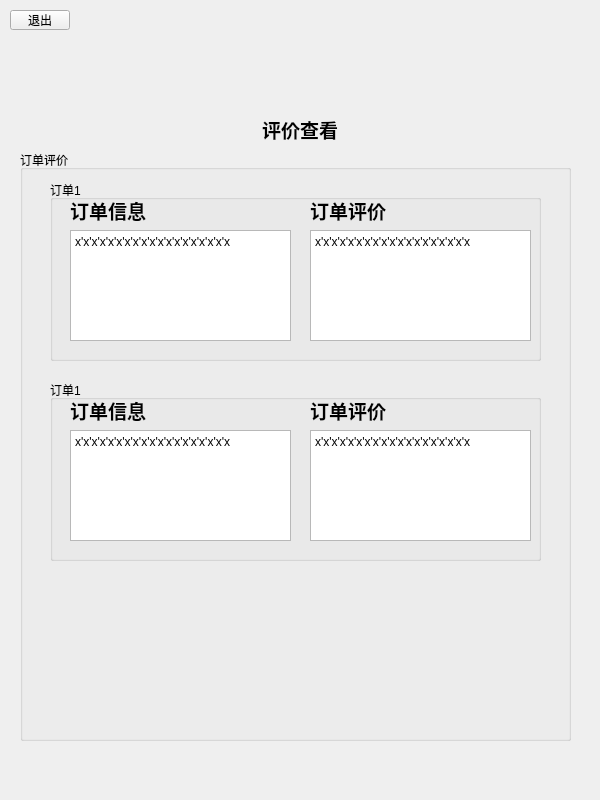
Before: the Qt Designer form rider/order_review.ui in chichuxwx/Food-delivery-platform, drawn with Qt 5.
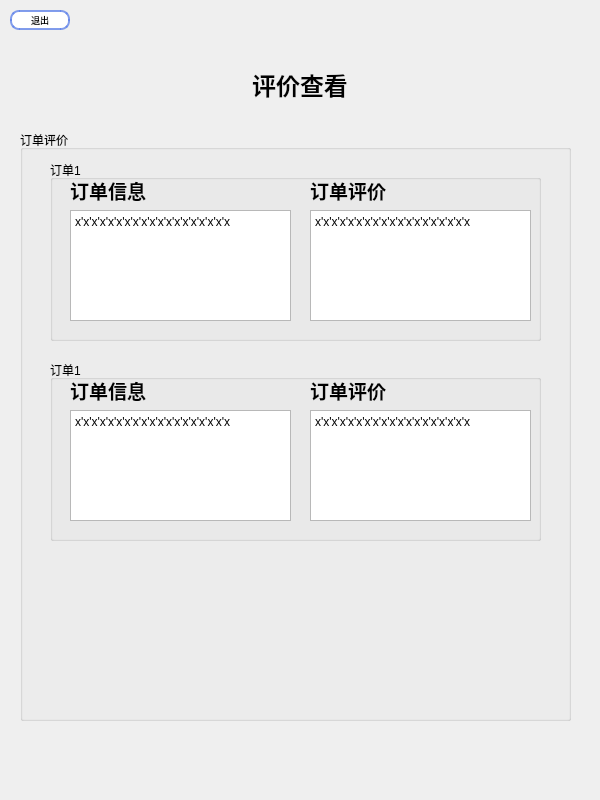
After: the same form once the commit is applied. Icons and pictures are not drawn.

Diff of the .ui file:
```diff
--- a/rider/order_review.ui
+++ b/rider/order_review.ui
@@ -19,6 +19,22 @@
   <property name="windowTitle">
    <string>Form</string>
   </property>
+  <widget class="QLabel" name="label_6">
+   <property name="geometry">
+    <rect>
+     <x>0</x>
+     <y>0</y>
+     <width>600</width>
+     <height>800</height>
+    </rect>
+   </property>
+   <property name="styleSheet">
+    <string notr="true">background-image: url(:/image/bg_2.png);</string>
+   </property>
+   <property name="text">
+    <string/>
+   </property>
+  </widget>
   <widget class="QPushButton" name="pushButton">
    <property name="geometry">
     <rect>
@@ -40,6 +56,27 @@
      <height>20</height>
     </size>
    </property>
+   <property name="styleSheet">
+    <string notr="true">QPushButton {
+    background-color: #ffffff; /* 默认背景色，使用 #fad37f */
+    border: 2px solid rgba(99, 132, 233, 0.8); /* 边框颜色 */
+    border-radius: 9px; /* 圆角 */
+    color: #000000; /* 文本颜色，黑色 */
+    font-size: 9px;
+}
+
+QPushButton:hover {
+    background-color: rgba(99, 132, 233, 0.8); /* 悬浮时背景颜色 */
+    border: none; /* 悬浮时无边框 */
+}
+
+QPushButton:pressed {
+    background-color: #b0c4de; /* 按下时背景颜色，稍微偏亮的蓝色 */
+    border-color: #4682b4; /* 按下时边框颜色 */
+    transform: scale(0.95); /* 按下时按钮略微缩小 */
+}
+</string>
+   </property>
    <property name="text">
     <string>退出</string>
    </property>
@@ -48,21 +85,21 @@
    <property name="geometry">
     <rect>
      <x>245</x>
-     <y>100</y>
+     <y>60</y>
      <width>110</width>
-     <height>60</height>
+     <height>50</height>
     </rect>
    </property>
    <property name="minimumSize">
     <size>
      <width>110</width>
-     <height>60</height>
+     <height>50</height>
     </size>
    </property>
    <property name="maximumSize">
     <size>
      <width>110</width>
-     <height>60</height>
+     <height>50</height>
     </size>
    </property>
    <property name="font">
@@ -72,14 +109,14 @@
     </font>
    </property>
    <property name="text">
-    <string>&lt;html&gt;&lt;head/&gt;&lt;body&gt;&lt;p align=&quot;center&quot;&gt;评价查看&lt;/p&gt;&lt;/body&gt;&lt;/html&gt;</string>
+    <string>&lt;html&gt;&lt;head/&gt;&lt;body&gt;&lt;p align=&quot;center&quot;&gt;&lt;span style=&quot; font-size:18pt;&quot;&gt;评价查看&lt;/span&gt;&lt;/p&gt;&lt;/body&gt;&lt;/html&gt;</string>
    </property>
   </widget>
   <widget class="QGroupBox" name="groupBox">
    <property name="geometry">
     <rect>
      <x>20</x>
-     <y>150</y>
+     <y>130</y>
      <width>551</width>
      <height>591</height>
     </rect>
```
